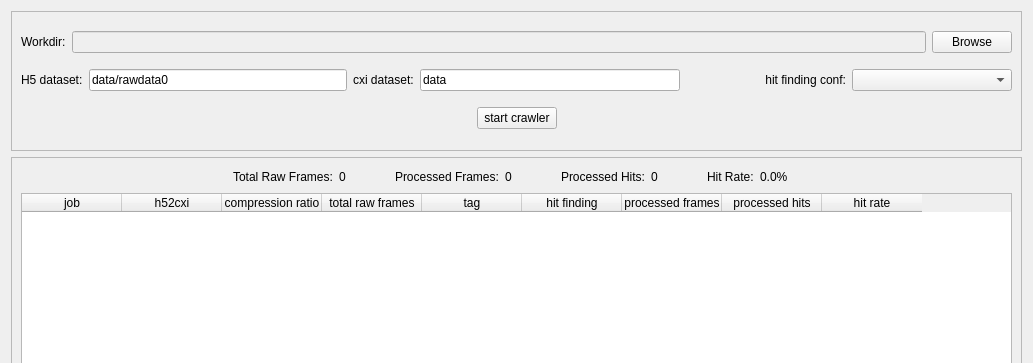
Above: ui/jobs.ui from LiuLab-CSRC/ClickX before the change; both pictures show x 0 to 1033 and y 0 to 363 of the 1033 by 743 pixel window. Below: the same form after it.
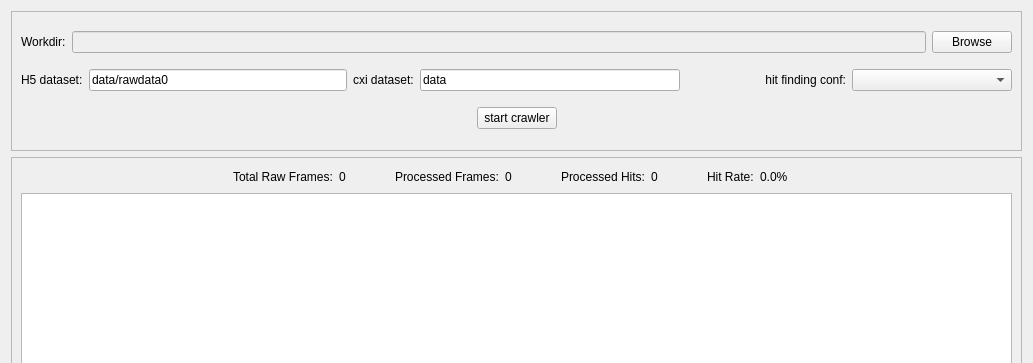
That is the form after the change.

```diff
--- a/ui/jobs.ui
+++ b/ui/jobs.ui
@@ -304,51 +304,6 @@
         <attribute name="verticalHeaderVisible">
          <bool>false</bool>
         </attribute>
-        <column>
-         <property name="text">
-          <string>job</string>
-         </property>
-        </column>
-        <column>
-         <property name="text">
-          <string>h52cxi</string>
-         </property>
-        </column>
-        <column>
-         <property name="text">
-          <string>compression ratio</string>
-         </property>
-        </column>
-        <column>
-         <property name="text">
-          <string>total raw frames</string>
-         </property>
-        </column>
-        <column>
-         <property name="text">
-          <string>tag</string>
-         </property>
-        </column>
-        <column>
-         <property name="text">
-          <string>hit finding</string>
-         </property>
-        </column>
-        <column>
-         <property name="text">
-          <string>processed frames</string>
-         </property>
-        </column>
-        <column>
-         <property name="text">
-          <string>processed hits</string>
-         </property>
-        </column>
-        <column>
-         <property name="text">
-          <string>hit rate</string>
-         </property>
-        </column>
        </widget>
       </item>
      </layout>
```
